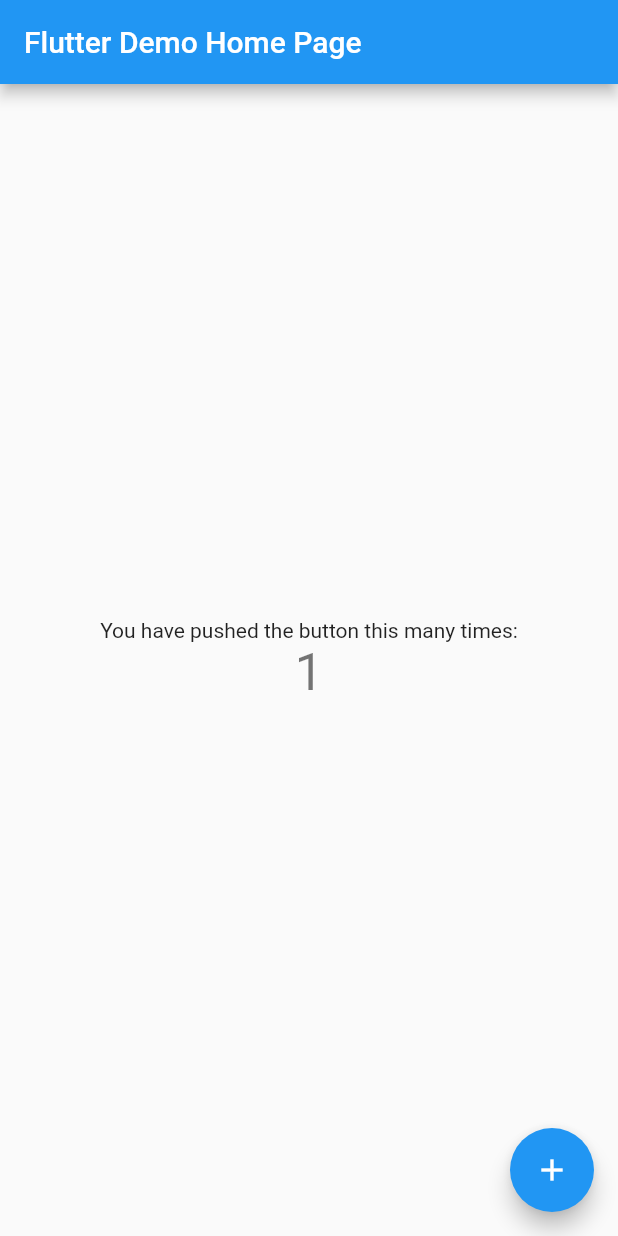
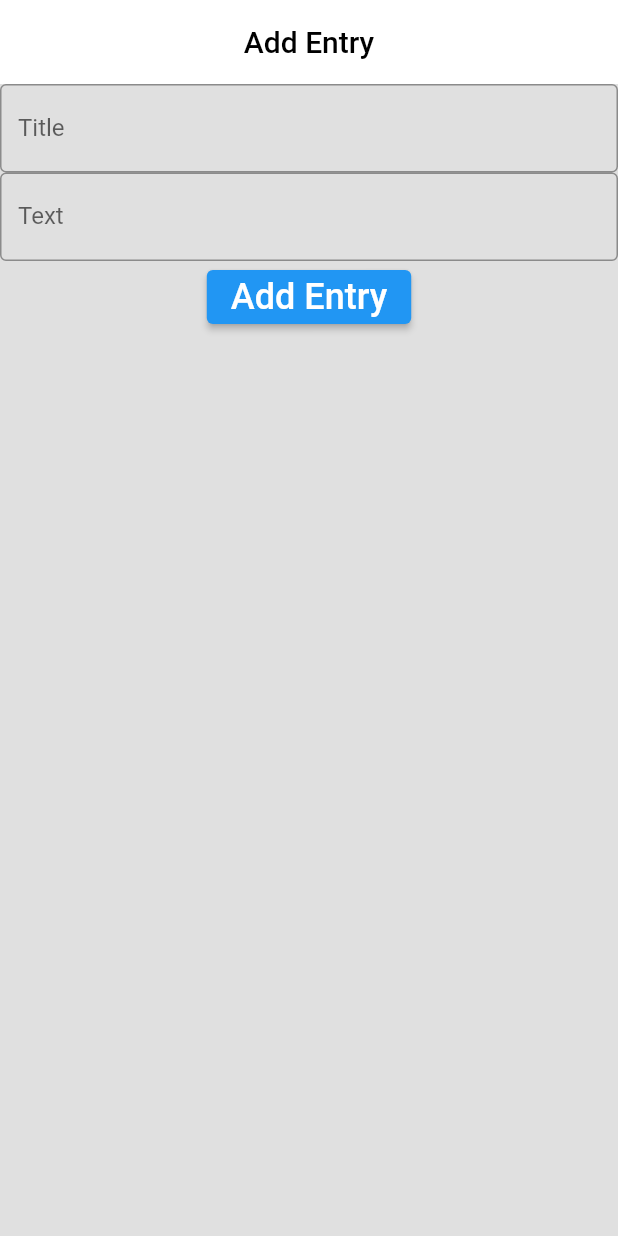
Before and after one commit to bendicsekb/habits_app, a Flutter app: the screen it shows after launch, after a tap on the "add" icon, on a phone screen of 412 x 824 dp. Run offline on Flutter 3.47's test engine with Material 2 defaults, Android fonts, the phone set to English and light mode, and no system bars; our stand-ins replace flutter_riverpod.

Commit message:
feat: TimeEntry design and basic functionality

```diff
--- a/lib/main.dart
+++ b/lib/main.dart
@@ -1,7 +1,59 @@
 import 'package:flutter/material.dart';
+import 'package:flutter_riverpod/flutter_riverpod.dart';
+import 'package:habits_app/time_entry.dart';
+
+import 'model.dart';
+
+final entryListProvider = StateNotifierProvider<EntryList, List<Entry>>((ref) {
+  var entryList = EntryList();
+  entryList.addEntry("Entry 1", "test", DateTime(2022, 9, 27, 13, 12, 3),
+      DateTime(2022, 2, 3, 14, 52, 47));
+  entryList.addEntry("Entry 2", "test", DateTime(2022, 2, 3, 14, 53, 0),
+      DateTime(2022, 2, 3, 17, 21, 35));
+  entryList.addEntry("Entry 3", "test", DateTime(2022, 2, 3, 17, 22, 0),
+      DateTime(2022, 2, 3, 18, 12, 0));
+  // return entryList;
+  return EntryList([
+    Entry(
+      id: "0",
+      text: "Designing time entries",
+      title: "reallylongtitle",
+      startTime: DateTime(2022, 9, 27, 20, 12, 3),
+    ),
+    Entry(
+      id: "1",
+      text: "Make the app",
+      title: "test",
+      startTime: DateTime(2022, 2, 3, 13, 12, 3),
+      endTime: DateTime(2022, 2, 3, 14, 52, 47),
+      satisfaction: 3,
+    ),
+    Entry(
+      id: "2",
+      text: "Create Flutter project",
+      title: "test",
+      startTime: DateTime(2022, 2, 3, 14, 53, 0),
+      endTime: DateTime(2022, 2, 3, 17, 21, 35),
+      satisfaction: 5,
+    ),
+    Entry(
+      id: "3",
+      text: "Come up with ideas",
+      title: "test",
+      startTime: DateTime(2022, 2, 3, 17, 22, 0),
+      endTime: DateTime(2022, 2, 3, 18, 12, 0),
+      satisfaction: 4,
+    ),
+  ]);
+});
+
+final entryIdsProvider = StateProvider<List<String>>((ref) {
+  final entryList = ref.watch(entryListProvider);
+  return entryList.map((entry) => entry.id).toList();
+});
 
 void main() {
-  runApp(const MyApp());
+  runApp(const ProviderScope(child: MyApp()));
 }
 
 class MyApp extends StatelessWidget {
@@ -23,13 +75,14 @@
         // Notice that the counter didn't reset back to zero; the application
         // is not restarted.
         primarySwatch: Colors.blue,
+        scaffoldBackgroundColor: Colors.grey[300],
       ),
-      home: const MyHomePage(title: 'Flutter Demo Home Page'),
+      home: const MyHomePage(title: 'Habits'),
     );
   }
 }
 
-class MyHomePage extends StatefulWidget {
+class MyHomePage extends ConsumerStatefulWidget {
   const MyHomePage({Key? key, required this.title}) : super(key: key);
 
   // This widget is the home page of your application. It is stateful, meaning
@@ -44,25 +97,18 @@
   final String title;
 
   @override
-  State<MyHomePage> createState() => _MyHomePageState();
+  HomeViewState createState() => HomeViewState();
 }
 
-class _MyHomePageState extends State<MyHomePage> {
-  int _counter = 0;
-
-  void _incrementCounter() {
-    setState(() {
-      // This call to setState tells the Flutter framework that something has
-      // changed in this State, which causes it to rerun the build method below
-      // so that the display can reflect the updated values. If we changed
-      // _counter without calling setState(), then the build method would not be
-      // called again, and so nothing would appear to happen.
-      _counter++;
-    });
+class HomeViewState extends ConsumerState<MyHomePage> {
+  @override
+  void initState() {
+    super.initState();
   }
 
   @override
   Widget build(BuildContext context) {
+    final entryIds = ref.watch(entryIdsProvider);
     // This method is rerun every time setState is called, for instance as done
     // by the _incrementCounter method above.
     //
@@ -71,45 +117,86 @@
     // than having to individually change instances of widgets.
     return Scaffold(
       appBar: AppBar(
-        // Here we take the value from the MyHomePage object that was created by
-        // the App.build method, and use it to set our appbar title.
-        title: Text(widget.title),
+        backgroundColor: Colors.grey[300],
+        shadowColor: Colors.transparent,
+        bottomOpacity: 0.0,
+        elevation: 0.0,
+        centerTitle: true,
+        title: Text(widget.title, style: const TextStyle(color: Colors.black)),
       ),
-      body: Center(
-        // Center is a layout widget. It takes a single child and positions it
-        // in the middle of the parent.
-        child: Column(
-          // Column is also a layout widget. It takes a list of children and
-          // arranges them vertically. By default, it sizes itself to fit its
-          // children horizontally, and tries to be as tall as its parent.
-          //
-          // Invoke "debug painting" (press "p" in the console, choose the
-          // "Toggle Debug Paint" action from the Flutter Inspector in Android
-          // Studio, or the "Toggle Debug Paint" command in Visual Studio Code)
-          // to see the wireframe for each widget.
-          //
-          // Column has various properties to control how it sizes itself and
-          // how it positions its children. Here we use mainAxisAlignment to
-          // center the children vertically; the main axis here is the vertical
-          // axis because Columns are vertical (the cross axis would be
-          // horizontal).
-          mainAxisAlignment: MainAxisAlignment.center,
-          children: <Widget>[
-            const Text(
-              'You have pushed the button this many times:',
-            ),
-            Text(
-              '$_counter',
-              style: Theme.of(context).textTheme.headline4,
-            ),
-          ],
-        ),
+      body: ListView(
+        children: [
+          for (var entryId in entryIds) ...[
+            const SizedBox(height: 6.0),
+            TimeEntry(id: entryId),
+          ]
+        ],
       ),
+
       floatingActionButton: FloatingActionButton(
-        onPressed: _incrementCounter,
-        tooltip: 'Increment',
+        onPressed: () {
+          Navigator.push(
+            context,
+            MaterialPageRoute(builder: (context) => const AddEntry()),
+          );
+          // final entryList = ref.read(entryListProvider.notifier);
+          // entryList.addEntry("New", "test", DateTime(2022, 2, 3, 13, 12, 3),
+          //     DateTime(2022, 2, 3, 14, 52, 47));
+        },
+        tooltip: 'Add new',
+        elevation: 0.0,
+        hoverElevation: 0.0,
+        focusElevation: 0.0,
+        disabledElevation: 0.0,
+        highlightElevation: 0.0,
         child: const Icon(Icons.add),
       ), // This trailing comma makes auto-formatting nicer for build methods.
     );
   }
 }
+
+class AddEntry extends ConsumerWidget {
+  const AddEntry({Key? key}) : super(key: key);
+
+  @override
+  Widget build(BuildContext context, WidgetRef ref) {
+    final entryList = ref.watch(entryListProvider.notifier);
+
+    return Scaffold(
+      appBar: AppBar(
+        backgroundColor: Colors.white,
+        shadowColor: Colors.transparent,
+        bottomOpacity: 0.0,
+        elevation: 0.0,
+        centerTitle: true,
+        title: const Text("Add Entry", style: TextStyle(color: Colors.black)),
+      ),
+      body: Column(
+        children: [
+          TextField(
+            decoration: const InputDecoration(
+              border: OutlineInputBorder(),
+              labelText: 'Title',
+            ),
+          ),
+          TextField(
+            decoration: const InputDecoration(
+              border: OutlineInputBorder(),
+              labelText: 'Text',
+            ),
+          ),
+          ElevatedButton(
+              onPressed: () {
+                entryList.addEntry(
+                    "New",
+                    "test",
+                    DateTime(2022, 2, 3, 13, 12, 3),
+                    DateTime(2022, 2, 3, 14, 52, 47));
+                Navigator.pop(context);
+              },
+              child: const Text("Add Entry", style: TextStyle(fontSize: 24)))
+        ],
+      ),
+    );
+  }
+}
--- /dev/null
+++ b/lib/model.dart
@@ -0,0 +1,75 @@
+import 'dart:math';
+import 'dart:convert';
+
+import 'package:flutter/material.dart';
+import 'package:flutter_riverpod/flutter_riverpod.dart';
+
+// src: https://stackoverflow.com/questions/61919395/how-to-generate-random-string-in-dart
+String getRandomString(int len) {
+  var random = Random.secure();
+  var values = List<int>.generate(len, (i) => random.nextInt(255));
+  return base64UrlEncode(values);
+}
+
+@immutable
+class Entry {
+  final String id;
+  final String text;
+  final String title;
+  final DateTime startTime;
+  final DateTime? endTime;
+  final int? satisfaction;
+
+  const Entry({
+    required this.id,
+    required this.text,
+    required this.title,
+    required this.startTime,
+    this.endTime,
+    this.satisfaction,
+  });
+
+  Entry copyWith({
+    String? id,
+    String? text,
+    String? title,
+    DateTime? startTime,
+    DateTime? endTime,
+    int? satisfaction,
+  }) {
+    return Entry(
+      id: id ?? this.id,
+      text: text ?? this.text,
+      title: title ?? this.title,
+      startTime: startTime ?? this.startTime,
+      endTime: endTime ?? this.endTime,
+      satisfaction: satisfaction ?? this.satisfaction,
+    );
+  }
+}
+
+class EntryList extends StateNotifier<List<Entry>> {
+  EntryList([List<Entry>? initialEntries]) : super(initialEntries ?? []);
+
+  void addEntry(
+      String text, String title, DateTime startTime, DateTime? endTime) {
+    state = [
+      ...state,
+      Entry(
+        id: getRandomString(24),
+        text: text,
+        title: title,
+        startTime: startTime,
+        endTime: endTime,
+      )
+    ];
+  }
+
+  void removeEntry(Entry target) {
+    state = state.where((entry) => entry.id != target.id).toList();
+  }
+
+  Entry getEntry(String id) {
+    return state.firstWhere((entry) => entry.id == id);
+  }
+}
--- /dev/null
+++ b/lib/time_entry.dart
@@ -0,0 +1,229 @@
+import 'package:flutter/material.dart';
+import 'package:flutter_riverpod/flutter_riverpod.dart';
+import 'package:habits_app/model.dart';
+import 'package:intl/intl.dart';
+
+import 'main.dart';
+
+String formatDuration(Duration duration) {
+  String hours = duration.inHours.toString().padLeft(0, '2');
+  String minutes = duration.inMinutes.remainder(60).toString().padLeft(2, '0');
+  String seconds = duration.inSeconds.remainder(60).toString().padLeft(2, '0');
+  return "$hours:$minutes:$seconds";
+  // return "$hours:$minutes";
+}
+
+String formatHour(Duration duration) {
+  String hours = duration.inHours.toString().padLeft(0, '2');
+  return hours;
+}
+
+String formatMinute(Duration duration) {
+  String minutes = duration.inMinutes.remainder(60).toString().padLeft(2, '0');
+  return minutes;
+}
+
+String formatSecond(Duration duration) {
+  String seconds = duration.inSeconds.remainder(60).toString().padLeft(2, '0');
+  return seconds;
+}
+
+class TimeEntry extends ConsumerWidget {
+  final String id;
+
+  const TimeEntry({Key? key, required this.id}) : super(key: key);
+
+  @override
+  Widget build(BuildContext context, WidgetRef ref) {
+    // final dayDateFormat = DateFormat("EEE, d MMM ''yy");
+    final hourFormat = DateFormat("HH:mm");
+    final hourStyle = TextStyle(
+      fontSize: 10,
+      color: Colors.grey[600],
+    );
+    final entryTextStyle = TextStyle(
+      fontSize: 18,
+      color: Colors.grey[800],
+    );
+    const titleStyle = TextStyle(
+      fontSize: 14,
+      fontWeight: FontWeight.bold,
+    );
+
+    final Entry entry = ref.watch(entryListProvider.notifier).getEntry(id);
+    return Padding(
+      padding: const EdgeInsets.symmetric(horizontal: 4.0),
+      child: Container(
+        decoration: BoxDecoration(
+          color: Colors.grey[100],
+          borderRadius: BorderRadius.circular(4.0),
+        ),
+        child: Padding(
+          padding: const EdgeInsets.only(
+              top: 12.0, bottom: 12.0, left: 12.0, right: 4.0),
+          child: Row(
+            children: [
+              Expanded(
+                flex: 8,
+                child: Column(
+                  crossAxisAlignment: CrossAxisAlignment.start,
+                  children: [
+                    Text(entry.title, style: titleStyle),
+                    const SizedBox(height: 8.0),
+                    Row(
+                      children: [
+                        Text(hourFormat.format(entry.startTime),
+                            style: hourStyle),
+                        if (entry.endTime != null)
+                          Text(" - ${hourFormat.format(entry.endTime!)}",
+                              style: hourStyle),
+                      ],
+                    )
+                  ],
+                ),
+              ),
+              Expanded(
+                flex: 20,
+                child: Row(
+                  mainAxisAlignment: MainAxisAlignment.spaceBetween,
+                  children: [
+                    Text(entry.text, style: entryTextStyle),
+                    Row(
+                      children: [EntryDuration(entry: entry)],
+                    )
+                  ],
+                ),
+              ),
+              Expanded(
+                  flex: 1,
+                  child: Row(
+                    mainAxisAlignment: MainAxisAlignment.end,
+                    children: [
+                      Column(
+                        mainAxisAlignment: MainAxisAlignment.start,
+                        children: [
+                          ...[
+                            for (var i = 0; i < (entry.satisfaction ?? 0); i++)
+                              Padding(
+                                padding: const EdgeInsets.only(top: 1.0),
+                                child: Container(
+                                  height: 5.0,
+                                  width: 5.0,
+                                  decoration: BoxDecoration(
+                                    color: SatisfactionColor.values[i].color,
+                                  ),
+                                ),
+                              )
+                          ].reversed
+                        ],
+                      ),
+                    ],
+                  ))
+            ],
+          ),
+        ),
+      ),
+    );
+  }
+}
+
+class EntryDuration extends StatelessWidget {
+  final Entry entry;
+
+  EntryDuration({Key? key, required this.entry}) : super(key: key);
+
+  final activeDurationHoursStyle = TextStyle(
+    fontSize: 22,
+    color: Colors.green[600],
+    fontWeight: FontWeight.bold,
+  );
+  final activeDurationMinutesStyle = TextStyle(
+    fontSize: 14,
+    color: Colors.green[600],
+  );
+  final activeDurationSecondsStyle = TextStyle(
+    fontSize: 10,
+    color: Colors.green[600],
+  );
+  final inactiveDurationHoursStyle = TextStyle(
+    fontSize: 22,
+    color: Colors.grey[600],
+  );
+  final inactiveDurationMinutesStyle = TextStyle(
+    fontSize: 14,
+    color: Colors.grey[600],
+  );
+  final inactiveDurationSecondsStyle = TextStyle(
+    fontSize: 10,
+    color: Colors.grey[600],
+  );
+
+  @override
+  Widget build(BuildContext context) {
+    if (entry.endTime != null) {
+      final duration = entry.endTime!.difference(entry.startTime);
+      return Row(
+        children: [
+          Text(formatHour(duration), style: inactiveDurationHoursStyle),
+          Column(
+            mainAxisAlignment: MainAxisAlignment.start,
+            crossAxisAlignment: CrossAxisAlignment.center,
+            children: [
+              Text(formatMinute(duration), style: inactiveDurationMinutesStyle),
+              Text(formatSecond(duration), style: inactiveDurationSecondsStyle),
+            ],
+          ),
+        ],
+      );
+    } else {
+      return Row(
+        children: [
+          StreamBuilder(
+            stream: Stream.periodic(const Duration(seconds: 1)),
+            builder: (context, snapshot) {
+              return Row(
+                children: [
+                  Text(formatHour(DateTime.now().difference(entry.startTime)),
+                      style: activeDurationHoursStyle),
+                  Column(
+                    mainAxisAlignment: MainAxisAlignment.start,
+                    crossAxisAlignment: CrossAxisAlignment.center,
+                    children: [
+                      Text(
+                          formatMinute(
+                              DateTime.now().difference(entry.startTime)),
+                          style: activeDurationMinutesStyle),
+                      Text(
+                          formatSecond(
+                              DateTime.now().difference(entry.startTime)),
+                          style: activeDurationSecondsStyle),
+                    ],
+                  ),
+                ],
+              );
+            },
+          ),
+        ],
+      );
+    }
+  }
+}
+
+enum SatisfactionColor { lowest, low, medium, high, highest }
+
+extension AcceptedItemStatusExtension on SatisfactionColor {
+  Color get color {
+    switch (this) {
+      case SatisfactionColor.lowest:
+        return Colors.red[300]!;
+      case SatisfactionColor.low:
+        return Colors.orange[300]!;
+      case SatisfactionColor.medium:
+        return Colors.yellow;
+      case SatisfactionColor.high:
+        return Colors.green[300]!;
+      case SatisfactionColor.highest:
+        return Colors.green[700]!;
+    }
+  }
+}
--- a/pubspec.yaml
+++ b/pubspec.yaml
@@ -34,6 +34,8 @@
   # The following adds the Cupertino Icons font to your application.
   # Use with the CupertinoIcons class for iOS style icons.
   cupertino_icons: ^1.0.2
+  flutter_riverpod: ^1.0.4
+  intl: ^0.17.0
 
 dev_dependencies:
   flutter_test:
```
Also changed, not shown: pubspec.lock.
